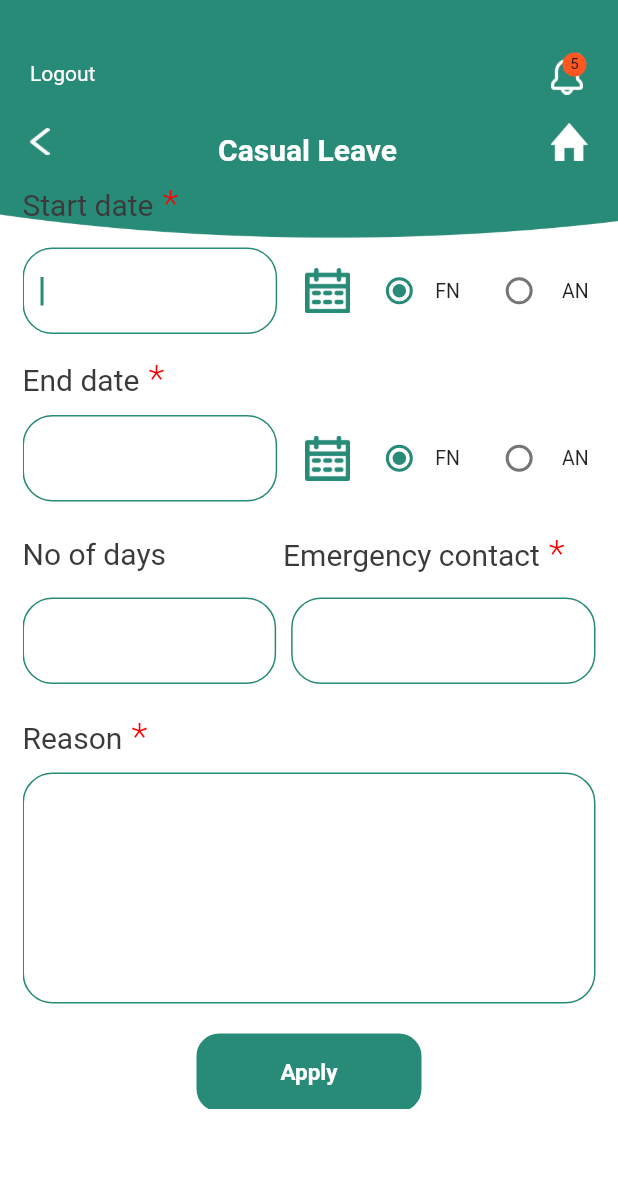
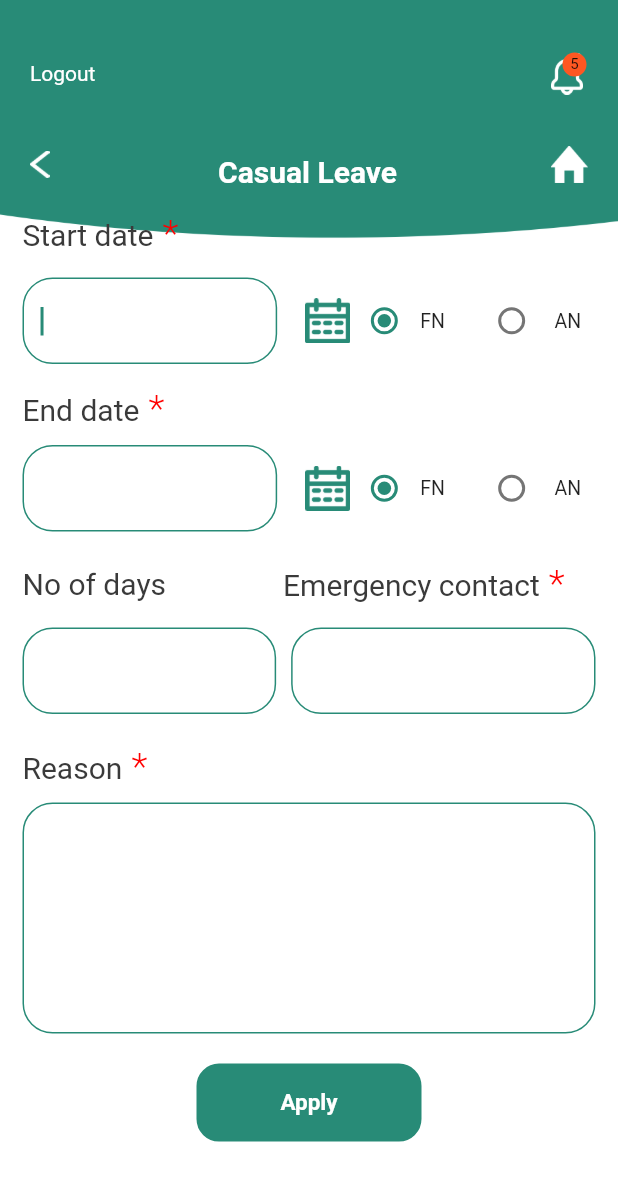
Before and after one commit to maruthu-anabond/leave_management, a Flutter app: what casualleave() shows on an empty page, opened directly, on a phone screen of 412 x 824 dp. Shown: the top 1181 px of the screen. Run offline on Flutter 3.47's test engine with Material 2 defaults, Android fonts, the phone set to English and light mode, and no system bars; our stand-ins replace carousel_slider, flutter_cache_manager, flutter_spinkit, flutter_svg, image_cropper, image_picker and 1 more; missing offline and left inert: adobe_xd, image_cropper_for_web, image_picker_for_web, shared_preferences_web; accounts and stored records are empty.

Commit message:
#3789Leave application-Mobile app Apply leave screen (CL)

```diff
--- a/lib/views/pages/casual_leave.dart
+++ b/lib/views/pages/casual_leave.dart
@@ -55,7 +55,7 @@ class _CasualPageState extends State<casualleave> {
                     ),
                   ),
                   SizedBox(
-                    height: 5.0,
+                    height: 20.0,
                   ),
                   Container(
                     child: headerStyleLeave(
@@ -64,9 +64,9 @@ class _CasualPageState extends State<casualleave> {
                     ),
                   ),
                   Container(
-                    margin: EdgeInsets.symmetric(horizontal: 15.0, vertical: 0.0),
+                    margin: EdgeInsets.symmetric(horizontal: 15.0, vertical: 5.0),
                     width: MediaQuery.of(context).size.width * 1.5,
-                    height: MediaQuery.of(context).size.height * 0.75,
+                    height: MediaQuery.of(context).size.height * 0.80,
                     child: Container(
                       color: Color(0xffffff),
                       child: ListView(
@@ -103,7 +103,7 @@ class _CasualPageState extends State<casualleave> {
                                   width: MediaQuery.of(context).size.width * 0.45,
                                   height: MediaQuery.of(context).size.height * 0.07,
                                   child: TextFormField(
-                                    controller: textController,
+                                    // controller: textController,
                                     autofocus: true,
                                     obscureText: false,
                                     decoration: InputDecoration(
@@ -151,7 +151,7 @@ class _CasualPageState extends State<casualleave> {
                                   Flexible(
                                     child: ListTile(
                                       dense:true,
-                                      contentPadding: EdgeInsets.only(left: 15.0, right: 0.0),
+                                      contentPadding: EdgeInsets.only(left: 5.0, right: 0.0),
                                       title: const Text("FN"),
                                       // tileColor: Colors.pink[100],
                                       horizontalTitleGap: 0,
@@ -170,7 +170,7 @@ class _CasualPageState extends State<casualleave> {
                                   Flexible(
                                     child: ListTile(
                                       dense:true,
-                                      contentPadding: EdgeInsets.only(left: 10.0, right: 0.0),
+                                      contentPadding: EdgeInsets.only(left: 5.0, right: 5.0),
                                       title: const Text("AN",
                                         textAlign: TextAlign.center,
                                       ),
@@ -223,7 +223,7 @@ class _CasualPageState extends State<casualleave> {
                                     width: MediaQuery.of(context).size.width * 0.45,
                                     height: MediaQuery.of(context).size.height * 0.07,
                                     child: TextFormField(
-                                      controller: textController,
+                                      // controller: textController,
                                       autofocus: true,
                                       obscureText: false,
                                       decoration: InputDecoration(
@@ -271,7 +271,7 @@ class _CasualPageState extends State<casualleave> {
                                     Flexible(
                                       child: ListTile(
                                         dense:true,
-                                        contentPadding: EdgeInsets.only(left: 15.0, right: 0.0),
+                                        contentPadding: EdgeInsets.only(left: 5.0, right: 0.0),
                                         title: const Text("FN"),
                                         // tileColor: Colors.pink[100],
                                         horizontalTitleGap: 0,
@@ -290,7 +290,7 @@ class _CasualPageState extends State<casualleave> {
                                     Flexible(
                                       child: ListTile(
                                         dense:true,
-                                        contentPadding: EdgeInsets.only(left: 10.0, right: 0.0),
+                                        contentPadding: EdgeInsets.only(left: 5.0, right: 5.0),
                                         title: const Text("AN",
                                           textAlign: TextAlign.center,
                                         ),
@@ -357,7 +357,7 @@ class _CasualPageState extends State<casualleave> {
                                     width: MediaQuery.of(context).size.width * 0.45,
                                     height: MediaQuery.of(context).size.height * 0.07,
                                     child: TextFormField(
-                                      controller: textController,
+                                      // controller: textController,
                                       autofocus: true,
                                       obscureText: false,
                                       decoration: InputDecoration(
@@ -397,7 +397,7 @@ class _CasualPageState extends State<casualleave> {
                                     width: MediaQuery.of(context).size.width * 0.50,
                                     height: MediaQuery.of(context).size.height * 0.07,
                                     child: TextFormField(
-                                      controller: textController,
+                                      // controller: textController,
                                       autofocus: true,
                                       obscureText: false,
                                       decoration: InputDecoration(
@@ -459,7 +459,7 @@ class _CasualPageState extends State<casualleave> {
                                     // width: MediaQuery.of(context).size.width * 2.0,
                                     // height: MediaQuery.of(context).size.height * 1.07,
                                     child: TextFormField(
-                                      controller: textController,
+                                      // controller: textController,
                                       autofocus: true,
                                       obscureText: false,
                                       decoration: InputDecoration(
```
